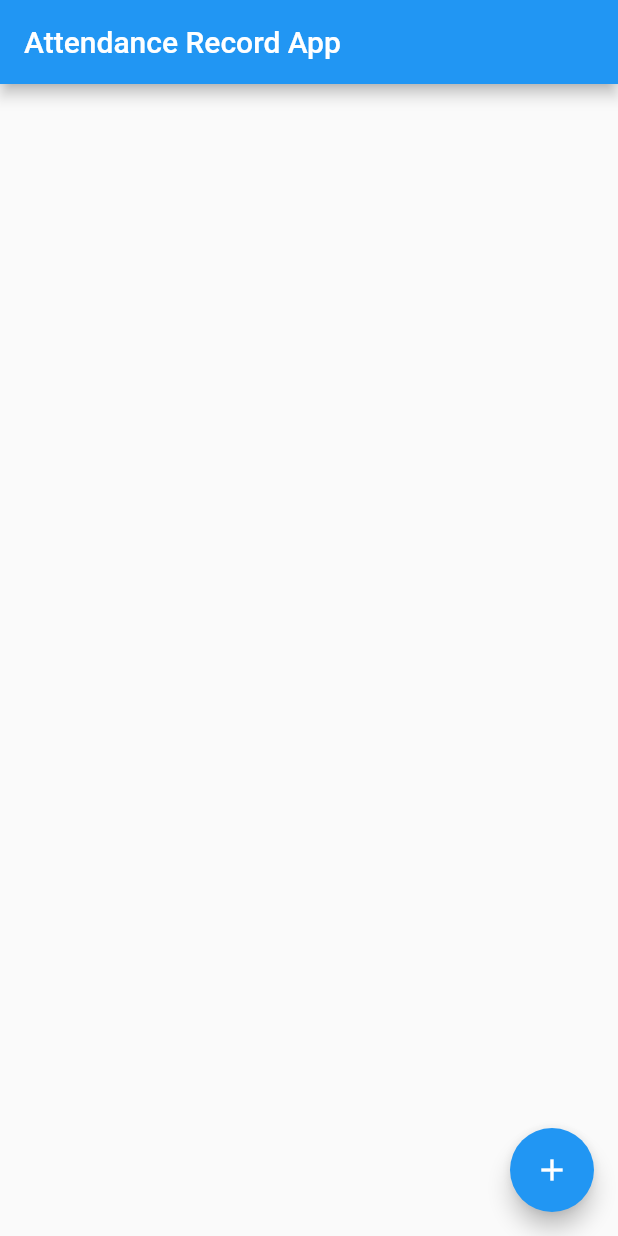
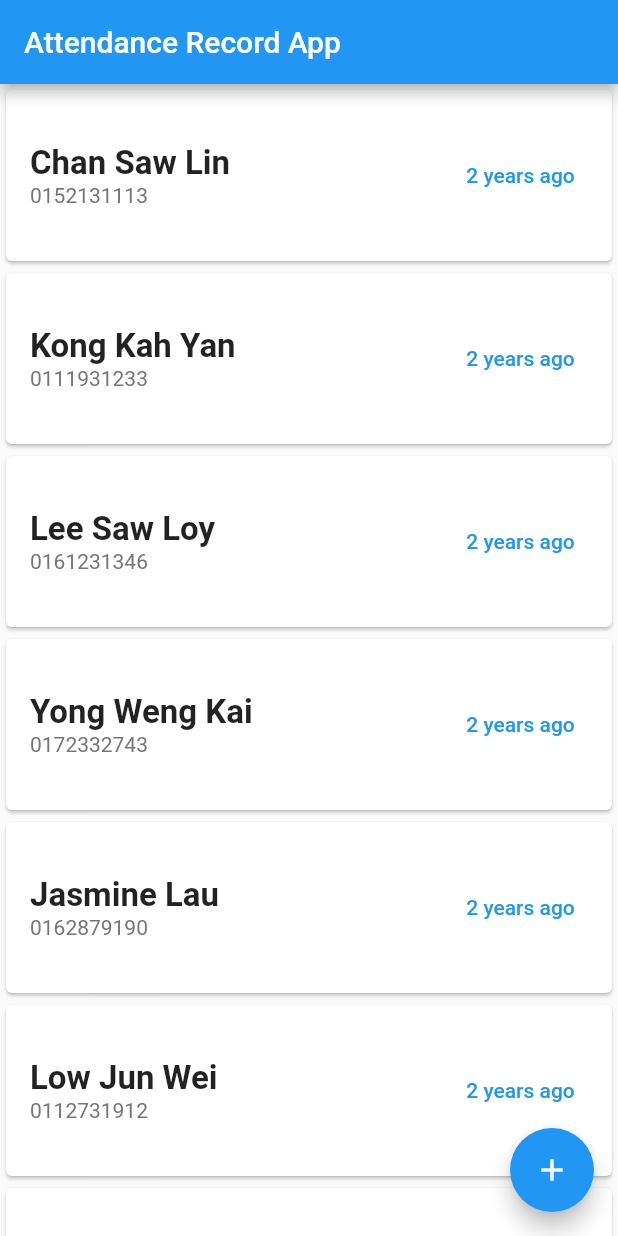
Before and after one commit to ahmdirfnz/Attendance-Record, a Flutter app: the screen it shows after launch, on a phone screen of 412 x 824 dp. Run offline on Flutter 3.47's test engine with Material 2 defaults, Android fonts, the phone set to English and light mode, and no system bars; our stand-ins replace shared_preferences, timeago.

Commit message:
update code

```diff
--- /dev/null
+++ b/assets/attendance_dataset/attendance.json
@@ -0,0 +1,52 @@
+[
+  {
+    "user": "Chan Saw Lin",
+    "phone": "0152131113",
+    "check-in": "2020-06-30 16:10:05"
+  },
+  {
+    "user": "Lee Saw Loy",
+    "phone": "0161231346",
+    "check-in": "2020-07-11 15:39:59"
+  },
+  {
+  "user": "Khaw Tong Lin",
+  "phone": "0158398109",
+  "check-in": "2020-08-19 11:10:18"
+  },
+  {
+  "user": "Lim Kok Lin",
+    "phone": "0168279101",
+  "check-in": "2020-08-19 11:11:35"
+  },
+  {
+  "user": "Low Jun Wei" ,
+    "phone": "0112731912",
+  "check-in": "2020-08-15 13:00:05"
+  },
+  {
+  "user": "Yong Weng Kai",
+    "phone": "0172332743",
+  "check-in": "2020-07-31 18:10:11"
+  },
+  {
+  "user": "Jayden Lee" ,
+    "phone": "0191236439",
+  "check-in": "2020-08-22 08:10:38"
+  },
+  {
+  "user": "Kong Kah Yan",
+  "phone": "0111931233",
+  "check-in": "2020-07-11 12:00:00"
+  },
+  {
+  "user": "Jasmine Lau" ,
+  "phone": "0162879190",
+  "check-in": "2020-08-01 12:10:05"
+  },
+  {
+  "user": "Chan Saw Lin" ,
+  "phone": "016783239",
+  "check-in": "2020-08-23 11:59:05"
+  }
+]
--- a/lib/main.dart
+++ b/lib/main.dart
@@ -1,9 +1,12 @@
 import 'package:flutter/material.dart';
+import 'package:intl/intl.dart';
+import 'package:timeago/timeago.dart' as timeago;
+import 'package:shared_preferences/shared_preferences.dart';
+import 'dart:convert';
 
 void main() {
   runApp(const MyApp());
 }
-
 class MyApp extends StatelessWidget {
   const MyApp({Key? key}) : super(key: key);
 
@@ -32,24 +35,138 @@ class MyHomePage extends StatefulWidget {
 
 class _MyHomePageState extends State<MyHomePage> {
 
+  bool _flagA = false;
+  int _counter = 0;
+
+  // List<bool> flag = [false, false, false, false, false, false, false, false, false, false];
+
+  @override
+  void initState() {
+    super.initState();
+    _loadBool();
+    // saved(new_flag, index);
+  }
+
+  void _loadBool() async {
+    SharedPreferences prefs = await SharedPreferences.getInstance();
+    setState(() {
+      // _counter = (prefs.getInt('counter') ?? 0);
+
+    });
+    _flagA = !(prefs.getBool('flagA') ?? false);
+    print(_flagA);
+
+  }
+
+  void _savebool() async {
+    SharedPreferences prefs = await SharedPreferences.getInstance();
+    print('function has been called');
+    setState(() {
+
+      // _counter = ((prefs.getInt('counter') ?? 0) + 1);
+      // prefs.setInt('counter', _counter);
+    });
+    _flagA = !(prefs.getBool('flagA') ?? false);
+    prefs.setBool('flagA', _flagA);
+    print(_flagA);
+
+
+  }
+
+  // Future<void> saved(bool new_flag, int index) async {
+  //   SharedPreferences prefs = await SharedPreferences.getInstance();
+  //   prefs.setBool('flagFormat$index', new_flag);
+  //   setState(() {
+  //     flag[index] = new_flag;
+  //   });
+  //   await prefs.setStringList("flagFormat", flag.map((value) => value.toString()).toList());
+  //   setState(() {
+  //     flag = (prefs.getStringList("flagFormat") ?? <bool>[]).map((value) => value == 'true').toList();
+  //   });
+  //   print(flag[index]);
+  // }
 
   @override
   Widget build(BuildContext context) {
-
     return Scaffold(
       appBar: AppBar(
-
         title: Text(widget.title),
       ),
       body: Center(
+        child: FutureBuilder(
+          future: DefaultAssetBundle.of(context).loadString('assets/attendance_dataset/attendance.json'),
+          builder: (context, snapshot) {
+            var newData = json.decode(snapshot.data.toString());
 
-        child: Column(
+            newData.sort((a,b) {
+              var firstDate = a["check-in"];
+              var secondDate = b["check-in"];
+              return DateTime.parse(firstDate).compareTo(DateTime.parse(secondDate));
+            });
 
-          mainAxisAlignment: MainAxisAlignment.center,
-          children: <Widget>[
+            return ListView.builder(
+              itemBuilder: (BuildContext context, int index) {
 
-          ],
-        ),
+                return Card(
+                  child: Padding(
+                    padding: const EdgeInsets.only(
+                        top: 32, bottom: 32, left: 16, right: 16
+                    ),
+                    child: Row(
+                      mainAxisAlignment: MainAxisAlignment.spaceBetween,
+                      children: [
+                        Column(
+                          crossAxisAlignment: CrossAxisAlignment.start,
+                          children: [
+                            InkWell(
+                              onTap: () {},
+                              child:
+                              Text(
+                                newData[index]['user'],
+                                style: TextStyle(fontWeight: FontWeight.bold, fontSize: 22),
+                              ),
+                            ),
+                            Text(newData[index]['phone'], style: TextStyle(color: Colors.grey.shade600),),
+
+
+                          ],
+                        ),
+                        Container(
+                          height: 50,
+                          width: 90,
+                          child: TextButton(
+                              child: Text(
+                                  _flagA ? timeago.format(DateTime.parse(newData[index]['check-in'])) : newData[index]['check-in']
+                                // '$_counter'
+                              ),
+                            onPressed: () async {
+                                _savebool();
+
+                              // setState(() {
+                                // flag[index] = !flag[index];
+                                // saved(flag[index], index);
+                                // _flagA = !_flagA;
+                              //   _savebool();
+                              // });
+                              // SharedPreferences prefs = await SharedPreferences.getInstance();
+                              // prefs.setStringList("flagFormat", flag.map((value) => value.toString()).toList());
+
+
+                            },
+
+                          ),
+                        )
+                      ],
+                    ),
+                  ),
+                );
+              },
+              itemCount: newData == null ? 0 : newData.length,
+            );
+          },
+        )
+
+
       ),
       floatingActionButton: FloatingActionButton(
         onPressed: () {},
```
Also changed, not shown: pubspec.yaml (+5 -3 lines), pubspec.lock, 3 other files.
